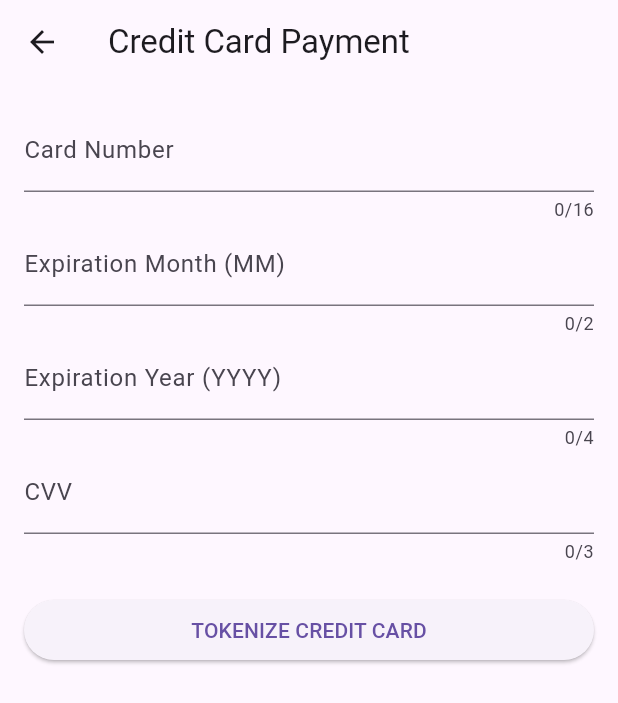
After one commit to Rochak69/Braintree, a Flutter app: the screen it shows after launch, after a tap on "Pay with Credit Card", on a phone screen of 412 x 824 dp. The commit adds this screen. Shown: the top 703 px of the screen. Run offline on Flutter 3.47's test engine with Material 3 defaults, Android fonts, the phone set to English and light mode, and no system bars; missing offline and left inert: flutter_braintree.

Commit message:
braintree

```diff
--- /dev/null
+++ b/lib/app_keys.dart
@@ -0,0 +1,3 @@
+class AppKeys {
+  static String tokenizationKey = 'sandbox_pgvsdtzb_vtw2995tktybrncy';
+}
--- /dev/null
+++ b/lib/braintree/braintree_helper.dart
@@ -0,0 +1,25 @@
+import 'package:flutter/material.dart';
+import 'package:flutter_braintree/flutter_braintree.dart';
+
+class BraintreeHelper {
+  static void showNonce(
+      BraintreePaymentMethodNonce nonce, BuildContext context) {
+    showDialog(
+      context: context,
+      builder: (_) => AlertDialog(
+        title: const Text('Payment method nonce:'),
+        content: Column(
+          mainAxisSize: MainAxisSize.min,
+          crossAxisAlignment: CrossAxisAlignment.stretch,
+          children: <Widget>[
+            Text('Nonce: ${nonce.nonce}'),
+            const SizedBox(height: 16),
+            Text('Type label: ${nonce.typeLabel}'),
+            const SizedBox(height: 16),
+            Text('Description: ${nonce.description}'),
+          ],
+        ),
+      ),
+    );
+  }
+}
--- /dev/null
+++ b/lib/common/payment_method_tile.dart
@@ -0,0 +1,16 @@
+import 'package:flutter/material.dart';
+
+class PaymentMethodTile extends StatelessWidget {
+  final String title;
+  final void Function()? onTap;
+  const PaymentMethodTile({super.key, required this.title, this.onTap});
+
+  @override
+  Widget build(BuildContext context) {
+    return ListTile(
+      title: Text(title),
+      onTap: onTap,
+      trailing: const Icon(Icons.arrow_forward_ios),
+    );
+  }
+}
--- /dev/null
+++ b/lib/features/credit_card_details_screen.dart
@@ -0,0 +1,133 @@
+import 'package:flutter/material.dart';
+import 'package:flutter_braintree/flutter_braintree.dart';
+import 'package:hyperce/app_keys.dart';
+import 'package:hyperce/braintree/braintree_helper.dart';
+
+class CreditCardFormScreen extends StatefulWidget {
+  const CreditCardFormScreen({super.key});
+
+  @override
+  State<CreditCardFormScreen> createState() => _CreditCardFormScreenState();
+}
+
+class _CreditCardFormScreenState extends State<CreditCardFormScreen> {
+  final _formKey = GlobalKey<FormState>();
+
+  // Controllers for credit card details
+  final TextEditingController cardNumberController = TextEditingController();
+  final TextEditingController expirationMonthController =
+      TextEditingController();
+  final TextEditingController expirationYearController =
+      TextEditingController();
+  final TextEditingController cvvController = TextEditingController();
+
+  // Method to tokenize credit card
+  Future<void> tokenizeCreditCard() async {
+    if (_formKey.currentState?.validate() ?? false) {
+      final request = BraintreeCreditCardRequest(
+        cardNumber: cardNumberController.text,
+        expirationMonth: expirationMonthController.text,
+        expirationYear: expirationYearController.text,
+        cvv: cvvController.text,
+      );
+
+      final result = await Braintree.tokenizeCreditCard(
+        AppKeys.tokenizationKey,
+        request,
+      );
+
+      if (result != null) {
+        BraintreeHelper.showNonce(result, context);
+      }
+    }
+  }
+
+  @override
+  Widget build(BuildContext context) {
+    return Scaffold(
+      appBar: AppBar(
+        title: const Text('Credit Card Payment'),
+      ),
+      body: Padding(
+        padding: const EdgeInsets.all(16.0),
+        child: Form(
+          key: _formKey,
+          child: ListView(
+            children: [
+              // Card Number Field
+              TextFormField(
+                controller: cardNumberController,
+                decoration: const InputDecoration(labelText: 'Card Number'),
+                keyboardType: TextInputType.number,
+                maxLength: 16,
+                validator: (value) {
+                  if (value == null || value.isEmpty) {
+                    return 'Please enter card number';
+                  } else if (value.length < 16) {
+                    return 'Card number must be 16 digits';
+                  }
+                  return null;
+                },
+              ),
+              // Expiration Month Field
+              TextFormField(
+                controller: expirationMonthController,
+                decoration:
+                    const InputDecoration(labelText: 'Expiration Month (MM)'),
+                keyboardType: TextInputType.number,
+                maxLength: 2,
+                validator: (value) {
+                  if (value == null || value.isEmpty) {
+                    return 'Please enter expiration month';
+                  } else if (int.tryParse(value) == null ||
+                      int.parse(value) < 1 ||
+                      int.parse(value) > 12) {
+                    return 'Invalid month';
+                  }
+                  return null;
+                },
+              ),
+              // Expiration Year Field
+              TextFormField(
+                controller: expirationYearController,
+                decoration:
+                    const InputDecoration(labelText: 'Expiration Year (YYYY)'),
+                keyboardType: TextInputType.number,
+                maxLength: 4,
+                validator: (value) {
+                  if (value == null || value.isEmpty) {
+                    return 'Please enter expiration year';
+                  } else if (int.tryParse(value) == null || value.length != 4) {
+                    return 'Invalid year';
+                  }
+                  return null;
+                },
+              ),
+              // CVV Field
+              TextFormField(
+                controller: cvvController,
+                decoration: const InputDecoration(labelText: 'CVV'),
+                keyboardType: TextInputType.number,
+                maxLength: 3,
+                obscureText: true,
+                validator: (value) {
+                  if (value == null || value.isEmpty) {
+                    return 'Please enter CVV';
+                  } else if (value.length != 3) {
+                    return 'CVV must be 3 digits';
+                  }
+                  return null;
+                },
+              ),
+              const SizedBox(height: 20),
+              ElevatedButton(
+                onPressed: tokenizeCreditCard,
+                child: const Text('TOKENIZE CREDIT CARD'),
+              ),
+            ],
+          ),
+        ),
+      ),
+    );
+  }
+}
--- /dev/null
+++ b/lib/features/home_screen.dart
@@ -0,0 +1,78 @@
+import 'package:flutter/material.dart';
+import 'package:flutter_braintree/flutter_braintree.dart';
+import 'package:hyperce/app_keys.dart';
+import 'package:hyperce/braintree/braintree_helper.dart';
+import 'package:hyperce/common/payment_method_tile.dart';
+import 'package:hyperce/features/credit_card_details_screen.dart';
+import 'package:hyperce/features/native_details_screen.dart';
+
+class HomeScreen extends StatelessWidget {
+  const HomeScreen({super.key});
+
+  @override
+  Widget build(BuildContext context) {
+    return Scaffold(
+      appBar: AppBar(
+        title: const Text('Braintree Hyperce'),
+      ),
+      body: Padding(
+        padding: const EdgeInsets.symmetric(vertical: 31, horizontal: 16),
+        child: Column(
+          children: [
+            PaymentMethodTile(
+              title: 'Pay with Native UI',
+              onTap: () {
+                Navigator.push(
+                    context,
+                    MaterialPageRoute(
+                      builder: (context) => const NativeDetailsScreen(),
+                    ));
+              },
+            ),
+            PaymentMethodTile(
+              title: 'Pay with Credit Card',
+              onTap: () {
+                Navigator.push(
+                    context,
+                    MaterialPageRoute(
+                      builder: (context) => const CreditCardFormScreen(),
+                    ));
+              },
+            ),
+            PaymentMethodTile(
+              title: 'PayPal Vault Flow',
+              onTap: () async {
+                final request = BraintreePayPalRequest(
+                  amount: '100',
+                  billingAgreementDescription:
+                      'I hereby agree that flutter_braintree is great.',
+                  displayName: 'Your Company',
+                );
+                final result = await Braintree.requestPaypalNonce(
+                  AppKeys.tokenizationKey,
+                  request,
+                );
+                if (result != null) {
+                  BraintreeHelper.showNonce(result, context);
+                }
+              },
+            ),
+            PaymentMethodTile(
+              title: 'Paypal Checkout Flow',
+              onTap: () async {
+                final request = BraintreePayPalRequest(amount: '13.37');
+                final result = await Braintree.requestPaypalNonce(
+                  AppKeys.tokenizationKey,
+                  request,
+                );
+                if (result != null) {
+                  BraintreeHelper.showNonce(result, context);
+                }
+              },
+            ),
+          ],
+        ),
+      ),
+    );
+  }
+}
```
Also changed, not shown: lib/features/native_details_screen.dart (added, +161 -0 lines), lib/main.dart (+3 -146 lines).
